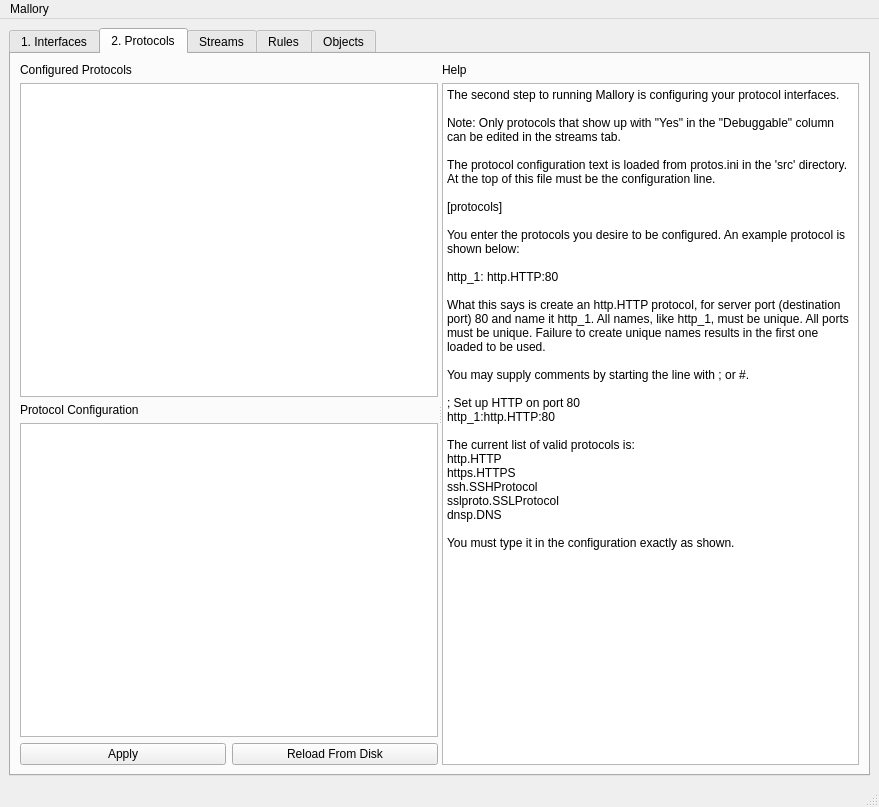
First picture: the form in src/gui/TCPEdit.ui, repository sskaje/mallory, before the edit.
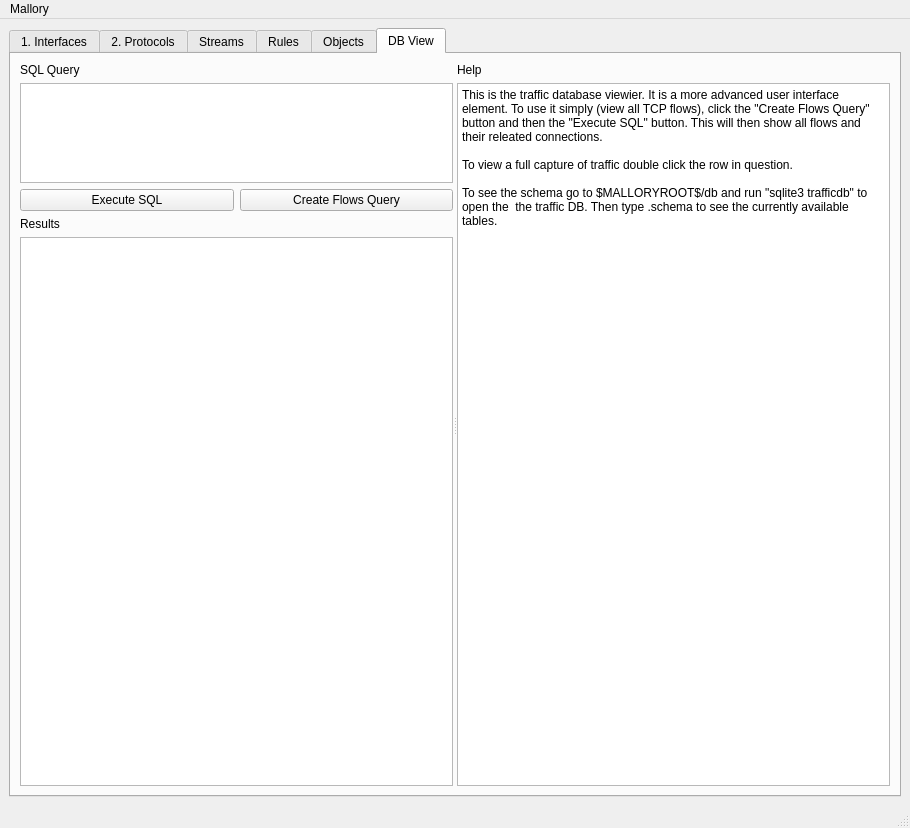
Second picture: the form after the edit.

What changed in the file:
```diff
--- a/src/gui/TCPEdit.ui
+++ b/src/gui/TCPEdit.ui
@@ -6,8 +6,8 @@
    <rect>
     <x>0</x>
     <y>0</y>
-    <width>879</width>
-    <height>807</height>
+    <width>910</width>
+    <height>828</height>
    </rect>
   </property>
   <property name="windowTitle">
@@ -21,7 +21,7 @@
        <string>An IP address to match. Blank for wildcard match.</string>
       </property>
       <property name="currentIndex">
-       <number>1</number>
+       <number>5</number>
       </property>
       <widget class="QWidget" name="tab_interfaces">
        <attribute name="title">
@@ -1119,6 +1119,97 @@
         </item>
        </layout>
       </widget>
+      <widget class="QWidget" name="tabdbview">
+       <attribute name="title">
+        <string>DB View</string>
+       </attribute>
+       <layout class="QHBoxLayout" name="horizontalLayout_15">
+        <item>
+         <widget class="QSplitter" name="splitter_db">
+          <property name="orientation">
+           <enum>Qt::Horizontal</enum>
+          </property>
+          <widget class="QWidget" name="horizontalLayoutWidget_2">
+           <layout class="QVBoxLayout" name="verticalLayout_12">
+            <item>
+             <widget class="QLabel" name="label_15">
+              <property name="text">
+               <string>SQL Query</string>
+              </property>
+             </widget>
+            </item>
+            <item>
+             <widget class="QPlainTextEdit" name="textdbsql">
+              <property name="maximumSize">
+               <size>
+                <width>16777215</width>
+                <height>100</height>
+               </size>
+              </property>
+              <property name="font">
+               <font>
+                <family>Monospace</family>
+                <pointsize>11</pointsize>
+               </font>
+              </property>
+             </widget>
+            </item>
+            <item>
+             <layout class="QHBoxLayout" name="horizontalLayout_14">
+              <item>
+               <widget class="QPushButton" name="btndbexec">
+                <property name="text">
+                 <string>Execute SQL</string>
+                </property>
+               </widget>
+              </item>
+              <item>
+               <widget class="QPushButton" name="btndbflowsq">
+                <property name="text">
+                 <string>Create Flows Query</string>
+                </property>
+               </widget>
+              </item>
+             </layout>
+            </item>
+            <item>
+             <widget class="QLabel" name="label_16">
+              <property name="text">
+               <string>Results</string>
+              </property>
+             </widget>
+            </item>
+            <item>
+             <widget class="QTableView" name="tabledbview"/>
+            </item>
+           </layout>
+          </widget>
+          <widget class="QWidget" name="verticalLayoutWidget_5">
+           <layout class="QVBoxLayout" name="verticalLayout_11">
+            <item>
+             <widget class="QLabel" name="label_17">
+              <property name="text">
+               <string>Help</string>
+              </property>
+             </widget>
+            </item>
+            <item>
+             <widget class="QPlainTextEdit" name="plainTextEdit">
+              <property name="plainText">
+               <string>This is the traffic database viewier. It is a more advanced user interface element. To use it simply (view all TCP flows), click the &quot;Create Flows Query&quot; button and then the &quot;Execute SQL&quot; button. This will then show all flows and their releated connections. 
+
+To view a full capture of traffic double click the row in question.
+
+To see the schema go to $MALLORYROOT$/db and run &quot;sqlite3 trafficdb&quot; to open the  the traffic DB. Then type .schema to see the currently available tables. </string>
+              </property>
+             </widget>
+            </item>
+           </layout>
+          </widget>
+         </widget>
+        </item>
+       </layout>
+      </widget>
      </widget>
     </item>
    </layout>
@@ -1128,7 +1219,7 @@
     <rect>
      <x>0</x>
      <y>0</y>
-     <width>879</width>
+     <width>910</width>
      <height>25</height>
     </rect>
    </property>
```
Left out of the diff: 6 changed lines with no effect on the pictures.
